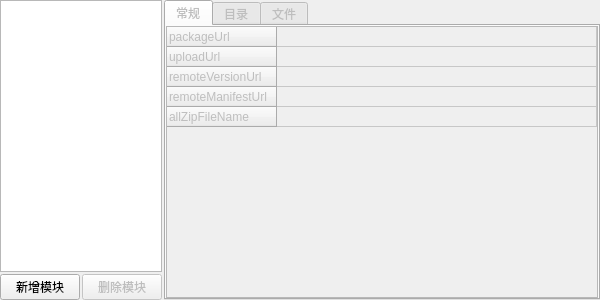
Above: tools/Project/UI/ModuleMgrDlg.ui from wzhengsen/engine-x before the change. Below: the same form after it.
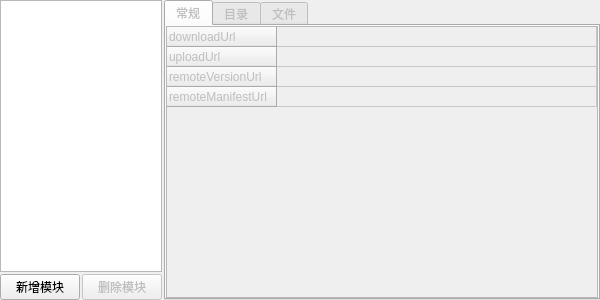
That is the form after the change. The open tabs and pages were chosen to show the change. Icons and pictures are not drawn.

```diff
--- a/tools/Project/UI/ModuleMgrDlg.ui
+++ b/tools/Project/UI/ModuleMgrDlg.ui
@@ -142,7 +142,7 @@
          </attribute>
          <row>
           <property name="text">
-           <string>packageUrl</string>
+           <string>downloadUrl</string>
           </property>
           <property name="toolTip">
            <string>远程文件根目录</string>
@@ -172,14 +172,6 @@
            <string>远程清单文件</string>
           </property>
          </row>
-         <row>
-          <property name="text">
-           <string>allZipFileName</string>
-          </property>
-          <property name="toolTip">
-           <string>整包热更zip文件名</string>
-          </property>
-         </row>
          <column>
           <property name="text">
            <string>值</string>
@@ -190,6 +182,21 @@
            <string/>
           </property>
          </item>
+         <item row="1" column="0">
+          <property name="text">
+           <string/>
+          </property>
+         </item>
+         <item row="2" column="0">
+          <property name="text">
+           <string/>
+          </property>
+         </item>
+         <item row="3" column="0">
+          <property name="text">
+           <string/>
+          </property>
+         </item>
         </widget>
        </item>
       </layout>
```
Left out of the diff: 2 changed lines with no effect on the pictures.
